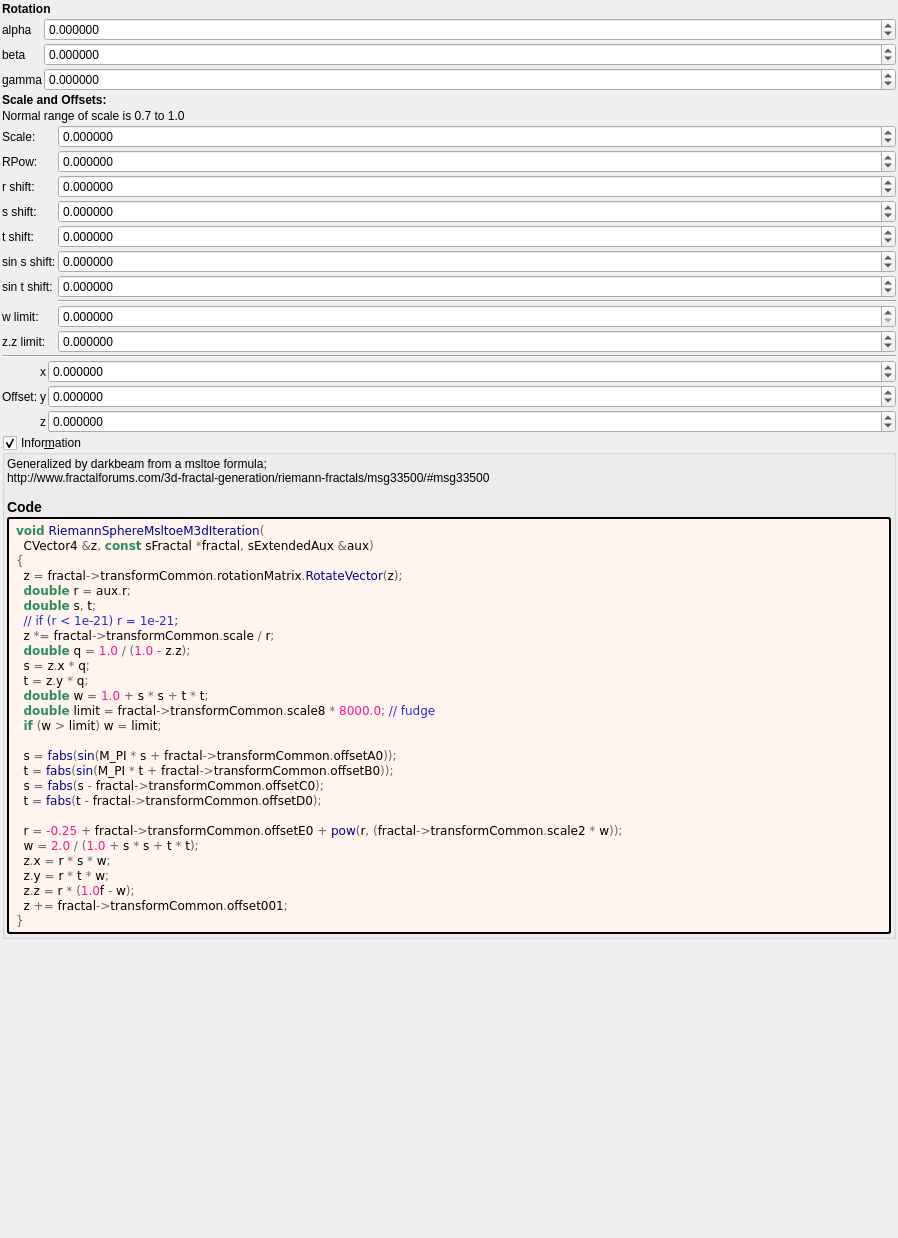
This is mandelbulber2/formula/ui/riemann_sphere_msltoe_m3d.ui in buddhi1980/mandelbulber2 as Qt 5 draws it before an edit. The edited form follows.
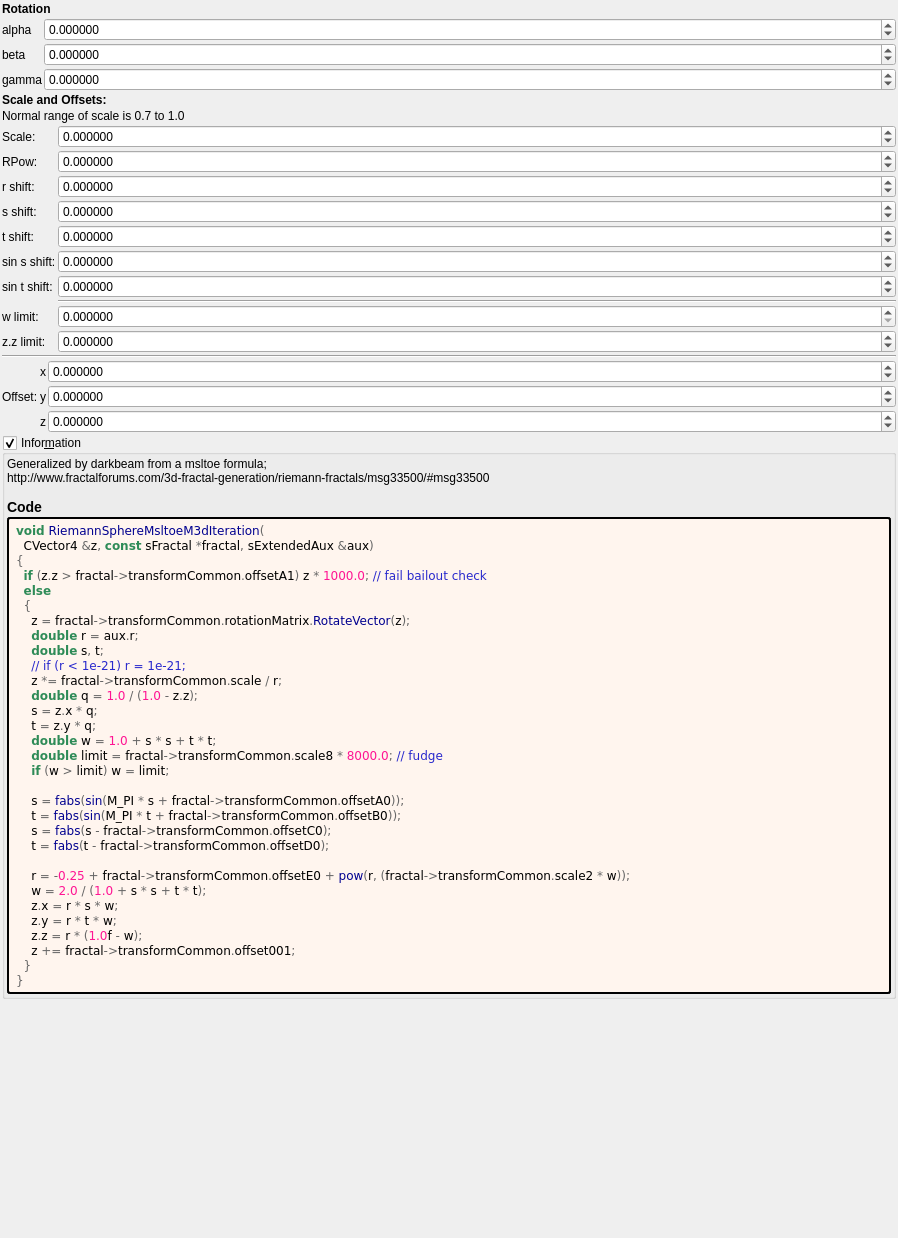
This is the edited form. Custom widgets are drawn as their Qt base class.

Commit message: corrected cFractalTransfDELinearCube Updated rest of fractal formulas with populate script

What changed in the file:
```diff
--- a/mandelbulber2/formula/ui/riemann_sphere_msltoe_m3d.ui
+++ b/mandelbulber2/formula/ui/riemann_sphere_msltoe_m3d.ui
@@ -684,29 +684,33 @@
 &lt;pre style=&quot;color:#000000; background-color:#fff5ee;  font-family:'Courier New',monospace;&quot;&gt;&lt;span style=&quot;color:#2e8b57; font-weight:bold&quot;&gt;void&lt;/span&gt; &lt;span style=&quot;color:#00008f&quot;&gt;RiemannSphereMsltoeM3dIteration&lt;/span&gt;&lt;span style=&quot;color:#676767&quot;&gt;(&lt;/span&gt;
   CVector4 &lt;span style=&quot;color:#676767&quot;&gt;&amp;amp;&lt;/span&gt;z&lt;span style=&quot;color:#676767&quot;&gt;,&lt;/span&gt; &lt;span style=&quot;color:#2e8b57; font-weight:bold&quot;&gt;const&lt;/span&gt; sFractal &lt;span style=&quot;color:#676767&quot;&gt;*&lt;/span&gt;fractal&lt;span style=&quot;color:#676767&quot;&gt;,&lt;/span&gt; sExtendedAux &lt;span style=&quot;color:#676767&quot;&gt;&amp;amp;&lt;/span&gt;aux&lt;span style=&quot;color:#676767&quot;&gt;)&lt;/span&gt;
 &lt;span style=&quot;color:#676767&quot;&gt;{&lt;/span&gt;
-  z &lt;span style=&quot;color:#676767&quot;&gt;=&lt;/span&gt; fractal&lt;span style=&quot;color:#676767&quot;&gt;-&amp;gt;&lt;/span&gt;transformCommon&lt;span style=&quot;color:#676767&quot;&gt;.&lt;/span&gt;rotationMatrix&lt;span style=&quot;color:#676767&quot;&gt;.&lt;/span&gt;&lt;span style=&quot;color:#00008f&quot;&gt;RotateVector&lt;/span&gt;&lt;span style=&quot;color:#676767&quot;&gt;(&lt;/span&gt;z&lt;span style=&quot;color:#676767&quot;&gt;);&lt;/span&gt;
-  &lt;span style=&quot;color:#2e8b57; font-weight:bold&quot;&gt;double&lt;/span&gt; r &lt;span style=&quot;color:#676767&quot;&gt;=&lt;/span&gt; aux&lt;span style=&quot;color:#676767&quot;&gt;.&lt;/span&gt;r&lt;span style=&quot;color:#676767&quot;&gt;;&lt;/span&gt;
-  &lt;span style=&quot;color:#2e8b57; font-weight:bold&quot;&gt;double&lt;/span&gt; s&lt;span style=&quot;color:#676767&quot;&gt;,&lt;/span&gt; t&lt;span style=&quot;color:#676767&quot;&gt;;&lt;/span&gt;
-  &lt;span style=&quot;color:#2929cc&quot;&gt;// if (r &amp;lt; 1e-21) r = 1e-21;&lt;/span&gt;
-  z &lt;span style=&quot;color:#676767&quot;&gt;*=&lt;/span&gt; fractal&lt;span style=&quot;color:#676767&quot;&gt;-&amp;gt;&lt;/span&gt;transformCommon&lt;span style=&quot;color:#676767&quot;&gt;.&lt;/span&gt;scale &lt;span style=&quot;color:#676767&quot;&gt;/&lt;/span&gt; r&lt;span style=&quot;color:#676767&quot;&gt;;&lt;/span&gt;
-  &lt;span style=&quot;color:#2e8b57; font-weight:bold&quot;&gt;double&lt;/span&gt; q &lt;span style=&quot;color:#676767&quot;&gt;=&lt;/span&gt; &lt;span style=&quot;color:#ff1493&quot;&gt;1.0&lt;/span&gt; &lt;span style=&quot;color:#676767&quot;&gt;/ (&lt;/span&gt;&lt;span style=&quot;color:#ff1493&quot;&gt;1.0&lt;/span&gt; &lt;span style=&quot;color:#676767&quot;&gt;-&lt;/span&gt; z&lt;span style=&quot;color:#676767&quot;&gt;.&lt;/span&gt;z&lt;span style=&quot;color:#676767&quot;&gt;);&lt;/span&gt;
-  s &lt;span style=&quot;color:#676767&quot;&gt;=&lt;/span&gt; z&lt;span style=&quot;color:#676767&quot;&gt;.&lt;/span&gt;x &lt;span style=&quot;color:#676767&quot;&gt;*&lt;/span&gt; q&lt;span style=&quot;color:#676767&quot;&gt;;&lt;/span&gt;
-  t &lt;span style=&quot;color:#676767&quot;&gt;=&lt;/span&gt; z&lt;span style=&quot;color:#676767&quot;&gt;.&lt;/span&gt;y &lt;span style=&quot;color:#676767&quot;&gt;*&lt;/span&gt; q&lt;span style=&quot;color:#676767&quot;&gt;;&lt;/span&gt;
-  &lt;span style=&quot;color:#2e8b57; font-weight:bold&quot;&gt;double&lt;/span&gt; w &lt;span style=&quot;color:#676767&quot;&gt;=&lt;/span&gt; &lt;span style=&quot;color:#ff1493&quot;&gt;1.0&lt;/span&gt; &lt;span style=&quot;color:#676767&quot;&gt;+&lt;/span&gt; s &lt;span style=&quot;color:#676767&quot;&gt;*&lt;/span&gt; s &lt;span style=&quot;color:#676767&quot;&gt;+&lt;/span&gt; t &lt;span style=&quot;color:#676767&quot;&gt;*&lt;/span&gt; t&lt;span style=&quot;color:#676767&quot;&gt;;&lt;/span&gt;
-  &lt;span style=&quot;color:#2e8b57; font-weight:bold&quot;&gt;double&lt;/span&gt; limit &lt;span style=&quot;color:#676767&quot;&gt;=&lt;/span&gt; fractal&lt;span style=&quot;color:#676767&quot;&gt;-&amp;gt;&lt;/span&gt;transformCommon&lt;span style=&quot;color:#676767&quot;&gt;.&lt;/span&gt;scale8 &lt;span style=&quot;color:#676767&quot;&gt;*&lt;/span&gt; &lt;span style=&quot;color:#ff1493&quot;&gt;8000.0&lt;/span&gt;&lt;span style=&quot;color:#676767&quot;&gt;;&lt;/span&gt; &lt;span style=&quot;color:#2929cc&quot;&gt;// fudge&lt;/span&gt;
-  &lt;span style=&quot;color:#2e8b57; font-weight:bold&quot;&gt;if&lt;/span&gt; &lt;span style=&quot;color:#676767&quot;&gt;(&lt;/span&gt;w &lt;span style=&quot;color:#676767&quot;&gt;&amp;gt;&lt;/span&gt; limit&lt;span style=&quot;color:#676767&quot;&gt;)&lt;/span&gt; w &lt;span style=&quot;color:#676767&quot;&gt;=&lt;/span&gt; limit&lt;span style=&quot;color:#676767&quot;&gt;;&lt;/span&gt;
+  &lt;span style=&quot;color:#2e8b57; font-weight:bold&quot;&gt;if&lt;/span&gt; &lt;span style=&quot;color:#676767&quot;&gt;(&lt;/span&gt;z&lt;span style=&quot;color:#676767&quot;&gt;.&lt;/span&gt;z &lt;span style=&quot;color:#676767&quot;&gt;&amp;gt;&lt;/span&gt; fractal&lt;span style=&quot;color:#676767&quot;&gt;-&amp;gt;&lt;/span&gt;transformCommon&lt;span style=&quot;color:#676767&quot;&gt;.&lt;/span&gt;offsetA1&lt;span style=&quot;color:#676767&quot;&gt;)&lt;/span&gt; z &lt;span style=&quot;color:#676767&quot;&gt;*&lt;/span&gt; &lt;span style=&quot;color:#ff1493&quot;&gt;1000.0&lt;/span&gt;&lt;span style=&quot;color:#676767&quot;&gt;;&lt;/span&gt; &lt;span style=&quot;color:#2929cc&quot;&gt;// fail bailout check&lt;/span&gt;
+  &lt;span style=&quot;color:#2e8b57; font-weight:bold&quot;&gt;else&lt;/span&gt;
+  &lt;span style=&quot;color:#676767&quot;&gt;{&lt;/span&gt;
+    z &lt;span style=&quot;color:#676767&quot;&gt;=&lt;/span&gt; fractal&lt;span style=&quot;color:#676767&quot;&gt;-&amp;gt;&lt;/span&gt;transformCommon&lt;span style=&quot;color:#676767&quot;&gt;.&lt;/span&gt;rotationMatrix&lt;span style=&quot;color:#676767&quot;&gt;.&lt;/span&gt;&lt;span style=&quot;color:#00008f&quot;&gt;RotateVector&lt;/span&gt;&lt;span style=&quot;color:#676767&quot;&gt;(&lt;/span&gt;z&lt;span style=&quot;color:#676767&quot;&gt;);&lt;/span&gt;
+    &lt;span style=&quot;color:#2e8b57; font-weight:bold&quot;&gt;double&lt;/span&gt; r &lt;span style=&quot;color:#676767&quot;&gt;=&lt;/span&gt; aux&lt;span style=&quot;color:#676767&quot;&gt;.&lt;/span&gt;r&lt;span style=&quot;color:#676767&quot;&gt;;&lt;/span&gt;
+    &lt;span style=&quot;color:#2e8b57; font-weight:bold&quot;&gt;double&lt;/span&gt; s&lt;span style=&quot;color:#676767&quot;&gt;,&lt;/span&gt; t&lt;span style=&quot;color:#676767&quot;&gt;;&lt;/span&gt;
+    &lt;span style=&quot;color:#2929cc&quot;&gt;// if (r &amp;lt; 1e-21) r = 1e-21;&lt;/span&gt;
+    z &lt;span style=&quot;color:#676767&quot;&gt;*=&lt;/span&gt; fractal&lt;span style=&quot;color:#676767&quot;&gt;-&amp;gt;&lt;/span&gt;transformCommon&lt;span style=&quot;color:#676767&quot;&gt;.&lt;/span&gt;scale &lt;span style=&quot;color:#676767&quot;&gt;/&lt;/span&gt; r&lt;span style=&quot;color:#676767&quot;&gt;;&lt;/span&gt;
+    &lt;span style=&quot;color:#2e8b57; font-weight:bold&quot;&gt;double&lt;/span&gt; q &lt;span style=&quot;color:#676767&quot;&gt;=&lt;/span&gt; &lt;span style=&quot;color:#ff1493&quot;&gt;1.0&lt;/span&gt; &lt;span style=&quot;color:#676767&quot;&gt;/ (&lt;/span&gt;&lt;span style=&quot;color:#ff1493&quot;&gt;1.0&lt;/span&gt; &lt;span style=&quot;color:#676767&quot;&gt;-&lt;/span&gt; z&lt;span style=&quot;color:#676767&quot;&gt;.&lt;/span&gt;z&lt;span style=&quot;color:#676767&quot;&gt;);&lt;/span&gt;
+    s &lt;span style=&quot;color:#676767&quot;&gt;=&lt;/span&gt; z&lt;span style=&quot;color:#676767&quot;&gt;.&lt;/span&gt;x &lt;span style=&quot;color:#676767&quot;&gt;*&lt;/span&gt; q&lt;span style=&quot;color:#676767&quot;&gt;;&lt;/span&gt;
+    t &lt;span style=&quot;color:#676767&quot;&gt;=&lt;/span&gt; z&lt;span style=&quot;color:#676767&quot;&gt;.&lt;/span&gt;y &lt;span style=&quot;color:#676767&quot;&gt;*&lt;/span&gt; q&lt;span style=&quot;color:#676767&quot;&gt;;&lt;/span&gt;
+    &lt;span style=&quot;color:#2e8b57; font-weight:bold&quot;&gt;double&lt;/span&gt; w &lt;span style=&quot;color:#676767&quot;&gt;=&lt;/span&gt; &lt;span style=&quot;color:#ff1493&quot;&gt;1.0&lt;/span&gt; &lt;span style=&quot;color:#676767&quot;&gt;+&lt;/span&gt; s &lt;span style=&quot;color:#676767&quot;&gt;*&lt;/span&gt; s &lt;span style=&quot;color:#676767&quot;&gt;+&lt;/span&gt; t &lt;span style=&quot;color:#676767&quot;&gt;*&lt;/span&gt; t&lt;span style=&quot;color:#676767&quot;&gt;;&lt;/span&gt;
+    &lt;span style=&quot;color:#2e8b57; font-weight:bold&quot;&gt;double&lt;/span&gt; limit &lt;span style=&quot;color:#676767&quot;&gt;=&lt;/span&gt; fractal&lt;span style=&quot;color:#676767&quot;&gt;-&amp;gt;&lt;/span&gt;transformCommon&lt;span style=&quot;color:#676767&quot;&gt;.&lt;/span&gt;scale8 &lt;span style=&quot;color:#676767&quot;&gt;*&lt;/span&gt; &lt;span style=&quot;color:#ff1493&quot;&gt;8000.0&lt;/span&gt;&lt;span style=&quot;color:#676767&quot;&gt;;&lt;/span&gt; &lt;span style=&quot;color:#2929cc&quot;&gt;// fudge&lt;/span&gt;
+    &lt;span style=&quot;color:#2e8b57; font-weight:bold&quot;&gt;if&lt;/span&gt; &lt;span style=&quot;color:#676767&quot;&gt;(&lt;/span&gt;w &lt;span style=&quot;color:#676767&quot;&gt;&amp;gt;&lt;/span&gt; limit&lt;span style=&quot;color:#676767&quot;&gt;)&lt;/span&gt; w &lt;span style=&quot;color:#676767&quot;&gt;=&lt;/span&gt; limit&lt;span style=&quot;color:#676767&quot;&gt;;&lt;/span&gt;
 
-  s &lt;span style=&quot;color:#676767&quot;&gt;=&lt;/span&gt; &lt;span style=&quot;color:#00008f&quot;&gt;fabs&lt;/span&gt;&lt;span style=&quot;color:#676767&quot;&gt;(&lt;/span&gt;&lt;span style=&quot;color:#00008f&quot;&gt;sin&lt;/span&gt;&lt;span style=&quot;color:#676767&quot;&gt;(&lt;/span&gt;M_PI &lt;span style=&quot;color:#676767&quot;&gt;*&lt;/span&gt; s &lt;span style=&quot;color:#676767&quot;&gt;+&lt;/span&gt; fractal&lt;span style=&quot;color:#676767&quot;&gt;-&amp;gt;&lt;/span&gt;transformCommon&lt;span style=&quot;color:#676767&quot;&gt;.&lt;/span&gt;offsetA0&lt;span style=&quot;color:#676767&quot;&gt;));&lt;/span&gt;
-  t &lt;span style=&quot;color:#676767&quot;&gt;=&lt;/span&gt; &lt;span style=&quot;color:#00008f&quot;&gt;fabs&lt;/span&gt;&lt;span style=&quot;color:#676767&quot;&gt;(&lt;/span&gt;&lt;span style=&quot;color:#00008f&quot;&gt;sin&lt;/span&gt;&lt;span style=&quot;color:#676767&quot;&gt;(&lt;/span&gt;M_PI &lt;span style=&quot;color:#676767&quot;&gt;*&lt;/span&gt; t &lt;span style=&quot;color:#676767&quot;&gt;+&lt;/span&gt; fractal&lt;span style=&quot;color:#676767&quot;&gt;-&amp;gt;&lt;/span&gt;transformCommon&lt;span style=&quot;color:#676767&quot;&gt;.&lt;/span&gt;offsetB0&lt;span style=&quot;color:#676767&quot;&gt;));&lt;/span&gt;
-  s &lt;span style=&quot;color:#676767&quot;&gt;=&lt;/span&gt; &lt;span style=&quot;color:#00008f&quot;&gt;fabs&lt;/span&gt;&lt;span style=&quot;color:#676767&quot;&gt;(&lt;/span&gt;s &lt;span style=&quot;color:#676767&quot;&gt;-&lt;/span&gt; fractal&lt;span style=&quot;color:#676767&quot;&gt;-&amp;gt;&lt;/span&gt;transformCommon&lt;span style=&quot;color:#676767&quot;&gt;.&lt;/span&gt;offsetC0&lt;span style=&quot;color:#676767&quot;&gt;);&lt;/span&gt;
-  t &lt;span style=&quot;color:#676767&quot;&gt;=&lt;/span&gt; &lt;span style=&quot;color:#00008f&quot;&gt;fabs&lt;/span&gt;&lt;span style=&quot;color:#676767&quot;&gt;(&lt;/span&gt;t &lt;span style=&quot;color:#676767&quot;&gt;-&lt;/span&gt; fractal&lt;span style=&quot;color:#676767&quot;&gt;-&amp;gt;&lt;/span&gt;transformCommon&lt;span style=&quot;color:#676767&quot;&gt;.&lt;/span&gt;offsetD0&lt;span style=&quot;color:#676767&quot;&gt;);&lt;/span&gt;
+    s &lt;span style=&quot;color:#676767&quot;&gt;=&lt;/span&gt; &lt;span style=&quot;color:#00008f&quot;&gt;fabs&lt;/span&gt;&lt;span style=&quot;color:#676767&quot;&gt;(&lt;/span&gt;&lt;span style=&quot;color:#00008f&quot;&gt;sin&lt;/span&gt;&lt;span style=&quot;color:#676767&quot;&gt;(&lt;/span&gt;M_PI &lt;span style=&quot;color:#676767&quot;&gt;*&lt;/span&gt; s &lt;span style=&quot;color:#676767&quot;&gt;+&lt;/span&gt; fractal&lt;span style=&quot;color:#676767&quot;&gt;-&amp;gt;&lt;/span&gt;transformCommon&lt;span style=&quot;color:#676767&quot;&gt;.&lt;/span&gt;offsetA0&lt;span style=&quot;color:#676767&quot;&gt;));&lt;/span&gt;
+    t &lt;span style=&quot;color:#676767&quot;&gt;=&lt;/span&gt; &lt;span style=&quot;color:#00008f&quot;&gt;fabs&lt;/span&gt;&lt;span style=&quot;color:#676767&quot;&gt;(&lt;/span&gt;&lt;span style=&quot;color:#00008f&quot;&gt;sin&lt;/span&gt;&lt;span style=&quot;color:#676767&quot;&gt;(&lt;/span&gt;M_PI &lt;span style=&quot;color:#676767&quot;&gt;*&lt;/span&gt; t &lt;span style=&quot;color:#676767&quot;&gt;+&lt;/span&gt; fractal&lt;span style=&quot;color:#676767&quot;&gt;-&amp;gt;&lt;/span&gt;transformCommon&lt;span style=&quot;color:#676767&quot;&gt;.&lt;/span&gt;offsetB0&lt;span style=&quot;color:#676767&quot;&gt;));&lt;/span&gt;
+    s &lt;span style=&quot;color:#676767&quot;&gt;=&lt;/span&gt; &lt;span style=&quot;color:#00008f&quot;&gt;fabs&lt;/span&gt;&lt;span style=&quot;color:#676767&quot;&gt;(&lt;/span&gt;s &lt;span style=&quot;color:#676767&quot;&gt;-&lt;/span&gt; fractal&lt;span style=&quot;color:#676767&quot;&gt;-&amp;gt;&lt;/span&gt;transformCommon&lt;span style=&quot;color:#676767&quot;&gt;.&lt;/span&gt;offsetC0&lt;span style=&quot;color:#676767&quot;&gt;);&lt;/span&gt;
+    t &lt;span style=&quot;color:#676767&quot;&gt;=&lt;/span&gt; &lt;span style=&quot;color:#00008f&quot;&gt;fabs&lt;/span&gt;&lt;span style=&quot;color:#676767&quot;&gt;(&lt;/span&gt;t &lt;span style=&quot;color:#676767&quot;&gt;-&lt;/span&gt; fractal&lt;span style=&quot;color:#676767&quot;&gt;-&amp;gt;&lt;/span&gt;transformCommon&lt;span style=&quot;color:#676767&quot;&gt;.&lt;/span&gt;offsetD0&lt;span style=&quot;color:#676767&quot;&gt;);&lt;/span&gt;
 
-  r &lt;span style=&quot;color:#676767&quot;&gt;= -&lt;/span&gt;&lt;span style=&quot;color:#ff1493&quot;&gt;0.25&lt;/span&gt; &lt;span style=&quot;color:#676767&quot;&gt;+&lt;/span&gt; fractal&lt;span style=&quot;color:#676767&quot;&gt;-&amp;gt;&lt;/span&gt;transformCommon&lt;span style=&quot;color:#676767&quot;&gt;.&lt;/span&gt;offsetE0 &lt;span style=&quot;color:#676767&quot;&gt;+&lt;/span&gt; &lt;span style=&quot;color:#00008f&quot;&gt;pow&lt;/span&gt;&lt;span style=&quot;color:#676767&quot;&gt;(&lt;/span&gt;r&lt;span style=&quot;color:#676767&quot;&gt;, (&lt;/span&gt;fractal&lt;span style=&quot;color:#676767&quot;&gt;-&amp;gt;&lt;/span&gt;transformCommon&lt;span style=&quot;color:#676767&quot;&gt;.&lt;/span&gt;scale2 &lt;span style=&quot;color:#676767&quot;&gt;*&lt;/span&gt; w&lt;span style=&quot;color:#676767&quot;&gt;));&lt;/span&gt;
-  w &lt;span style=&quot;color:#676767&quot;&gt;=&lt;/span&gt; &lt;span style=&quot;color:#ff1493&quot;&gt;2.0&lt;/span&gt; &lt;span style=&quot;color:#676767&quot;&gt;/ (&lt;/span&gt;&lt;span style=&quot;color:#ff1493&quot;&gt;1.0&lt;/span&gt; &lt;span style=&quot;color:#676767&quot;&gt;+&lt;/span&gt; s &lt;span style=&quot;color:#676767&quot;&gt;*&lt;/span&gt; s &lt;span style=&quot;color:#676767&quot;&gt;+&lt;/span&gt; t &lt;span style=&quot;color:#676767&quot;&gt;*&lt;/span&gt; t&lt;span style=&quot;color:#676767&quot;&gt;);&lt;/span&gt;
-  z&lt;span style=&quot;color:#676767&quot;&gt;.&lt;/span&gt;x &lt;span style=&quot;color:#676767&quot;&gt;=&lt;/span&gt; r &lt;span style=&quot;color:#676767&quot;&gt;*&lt;/span&gt; s &lt;span style=&quot;color:#676767&quot;&gt;*&lt;/span&gt; w&lt;span style=&quot;color:#676767&quot;&gt;;&lt;/span&gt;
-  z&lt;span style=&quot;color:#676767&quot;&gt;.&lt;/span&gt;y &lt;span style=&quot;color:#676767&quot;&gt;=&lt;/span&gt; r &lt;span style=&quot;color:#676767&quot;&gt;*&lt;/span&gt; t &lt;span style=&quot;color:#676767&quot;&gt;*&lt;/span&gt; w&lt;span style=&quot;color:#676767&quot;&gt;;&lt;/span&gt;
-  z&lt;span style=&quot;color:#676767&quot;&gt;.&lt;/span&gt;z &lt;span style=&quot;color:#676767&quot;&gt;=&lt;/span&gt; r &lt;span style=&quot;color:#676767&quot;&gt;* (&lt;/span&gt;&lt;span style=&quot;color:#ff1493&quot;&gt;1.0&lt;/span&gt;f &lt;span style=&quot;color:#676767&quot;&gt;-&lt;/span&gt; w&lt;span style=&quot;color:#676767&quot;&gt;);&lt;/span&gt;
-  z &lt;span style=&quot;color:#676767&quot;&gt;+=&lt;/span&gt; fractal&lt;span style=&quot;color:#676767&quot;&gt;-&amp;gt;&lt;/span&gt;transformCommon&lt;span style=&quot;color:#676767&quot;&gt;.&lt;/span&gt;offset001&lt;span style=&quot;color:#676767&quot;&gt;;&lt;/span&gt;
+    r &lt;span style=&quot;color:#676767&quot;&gt;= -&lt;/span&gt;&lt;span style=&quot;color:#ff1493&quot;&gt;0.25&lt;/span&gt; &lt;span style=&quot;color:#676767&quot;&gt;+&lt;/span&gt; fractal&lt;span style=&quot;color:#676767&quot;&gt;-&amp;gt;&lt;/span&gt;transformCommon&lt;span style=&quot;color:#676767&quot;&gt;.&lt;/span&gt;offsetE0 &lt;span style=&quot;color:#676767&quot;&gt;+&lt;/span&gt; &lt;span style=&quot;color:#00008f&quot;&gt;pow&lt;/span&gt;&lt;span style=&quot;color:#676767&quot;&gt;(&lt;/span&gt;r&lt;span style=&quot;color:#676767&quot;&gt;, (&lt;/span&gt;fractal&lt;span style=&quot;color:#676767&quot;&gt;-&amp;gt;&lt;/span&gt;transformCommon&lt;span style=&quot;color:#676767&quot;&gt;.&lt;/span&gt;scale2 &lt;span style=&quot;color:#676767&quot;&gt;*&lt;/span&gt; w&lt;span style=&quot;color:#676767&quot;&gt;));&lt;/span&gt;
+    w &lt;span style=&quot;color:#676767&quot;&gt;=&lt;/span&gt; &lt;span style=&quot;color:#ff1493&quot;&gt;2.0&lt;/span&gt; &lt;span style=&quot;color:#676767&quot;&gt;/ (&lt;/span&gt;&lt;span style=&quot;color:#ff1493&quot;&gt;1.0&lt;/span&gt; &lt;span style=&quot;color:#676767&quot;&gt;+&lt;/span&gt; s &lt;span style=&quot;color:#676767&quot;&gt;*&lt;/span&gt; s &lt;span style=&quot;color:#676767&quot;&gt;+&lt;/span&gt; t &lt;span style=&quot;color:#676767&quot;&gt;*&lt;/span&gt; t&lt;span style=&quot;color:#676767&quot;&gt;);&lt;/span&gt;
+    z&lt;span style=&quot;color:#676767&quot;&gt;.&lt;/span&gt;x &lt;span style=&quot;color:#676767&quot;&gt;=&lt;/span&gt; r &lt;span style=&quot;color:#676767&quot;&gt;*&lt;/span&gt; s &lt;span style=&quot;color:#676767&quot;&gt;*&lt;/span&gt; w&lt;span style=&quot;color:#676767&quot;&gt;;&lt;/span&gt;
+    z&lt;span style=&quot;color:#676767&quot;&gt;.&lt;/span&gt;y &lt;span style=&quot;color:#676767&quot;&gt;=&lt;/span&gt; r &lt;span style=&quot;color:#676767&quot;&gt;*&lt;/span&gt; t &lt;span style=&quot;color:#676767&quot;&gt;*&lt;/span&gt; w&lt;span style=&quot;color:#676767&quot;&gt;;&lt;/span&gt;
+    z&lt;span style=&quot;color:#676767&quot;&gt;.&lt;/span&gt;z &lt;span style=&quot;color:#676767&quot;&gt;=&lt;/span&gt; r &lt;span style=&quot;color:#676767&quot;&gt;* (&lt;/span&gt;&lt;span style=&quot;color:#ff1493&quot;&gt;1.0&lt;/span&gt;f &lt;span style=&quot;color:#676767&quot;&gt;-&lt;/span&gt; w&lt;span style=&quot;color:#676767&quot;&gt;);&lt;/span&gt;
+    z &lt;span style=&quot;color:#676767&quot;&gt;+=&lt;/span&gt; fractal&lt;span style=&quot;color:#676767&quot;&gt;-&amp;gt;&lt;/span&gt;transformCommon&lt;span style=&quot;color:#676767&quot;&gt;.&lt;/span&gt;offset001&lt;span style=&quot;color:#676767&quot;&gt;;&lt;/span&gt;
+  &lt;span style=&quot;color:#676767&quot;&gt;}&lt;/span&gt;
 &lt;span style=&quot;color:#676767&quot;&gt;}&lt;/span&gt;
 &lt;/pre&gt;
 &lt;/body&gt;</string>
```
Left out of the diff: 2 changed lines with no effect on the pictures. The commit also changes 95 other files.
